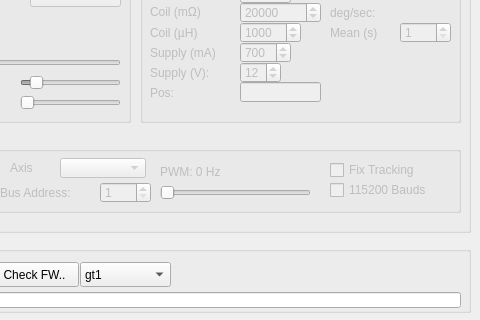
Above: mainwindow.ui from ahp-electronics/gt-configurator before the change; both pictures show x 120 to 600 and y 338 to 658 of the 600 by 658 pixel window. Below: the same form after it.
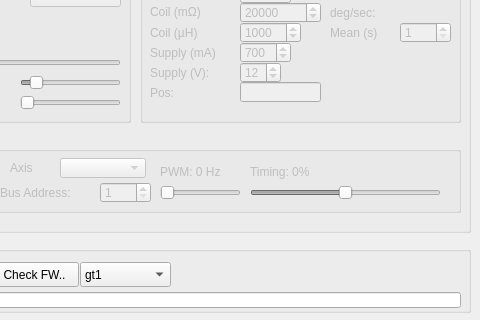
That is the form after the change.

Commit message: Add timing slider

What changed in the file:
```diff
--- a/mainwindow.ui
+++ b/mainwindow.ui
@@ -289,7 +289,7 @@
        <rect>
         <x>260</x>
         <y>50</y>
-        <width>151</width>
+        <width>81</width>
         <height>21</height>
        </rect>
       </property>
@@ -366,32 +366,6 @@
        <string>Bus Address:</string>
       </property>
      </widget>
-     <widget class="QCheckBox" name="HighBauds">
-      <property name="geometry">
-       <rect>
-        <x>430</x>
-        <y>50</y>
-        <width>121</width>
-        <height>16</height>
-       </rect>
-      </property>
-      <property name="text">
-       <string>115200 Bauds</string>
-      </property>
-     </widget>
-     <widget class="QCheckBox" name="Tune">
-      <property name="geometry">
-       <rect>
-        <x>430</x>
-        <y>30</y>
-        <width>121</width>
-        <height>16</height>
-       </rect>
-      </property>
-      <property name="text">
-       <string>Fix Tracking</string>
-      </property>
-     </widget>
      <widget class="QLabel" name="label_13">
       <property name="geometry">
        <rect>
@@ -415,6 +389,53 @@
        </rect>
       </property>
      </widget>
+     <widget class="QSlider" name="Timing">
+      <property name="geometry">
+       <rect>
+        <x>350</x>
+        <y>50</y>
+        <width>191</width>
+        <height>21</height>
+       </rect>
+      </property>
+      <property name="minimum">
+       <number>-1024</number>
+      </property>
+      <property name="maximum">
+       <number>1024</number>
+      </property>
+      <property name="singleStep">
+       <number>1</number>
+      </property>
+      <property name="value">
+       <number>0</number>
+      </property>
+      <property name="orientation">
+       <enum>Qt::Horizontal</enum>
+      </property>
+      <property name="invertedAppearance">
+       <bool>false</bool>
+      </property>
+      <property name="invertedControls">
+       <bool>false</bool>
+      </property>
+      <property name="tickPosition">
+       <enum>QSlider::NoTicks</enum>
+      </property>
+     </widget>
+     <widget class="QLabel" name="Timing_label">
+      <property name="geometry">
+       <rect>
+        <x>350</x>
+        <y>30</y>
+        <width>181</width>
+        <height>20</height>
+       </rect>
+      </property>
+      <property name="text">
+       <string>Timing: 0%</string>
+      </property>
+     </widget>
     </widget>
     <widget class="QGroupBox" name="Advanced">
      <property name="enabled">
```
The commit also changes 1 other file.
